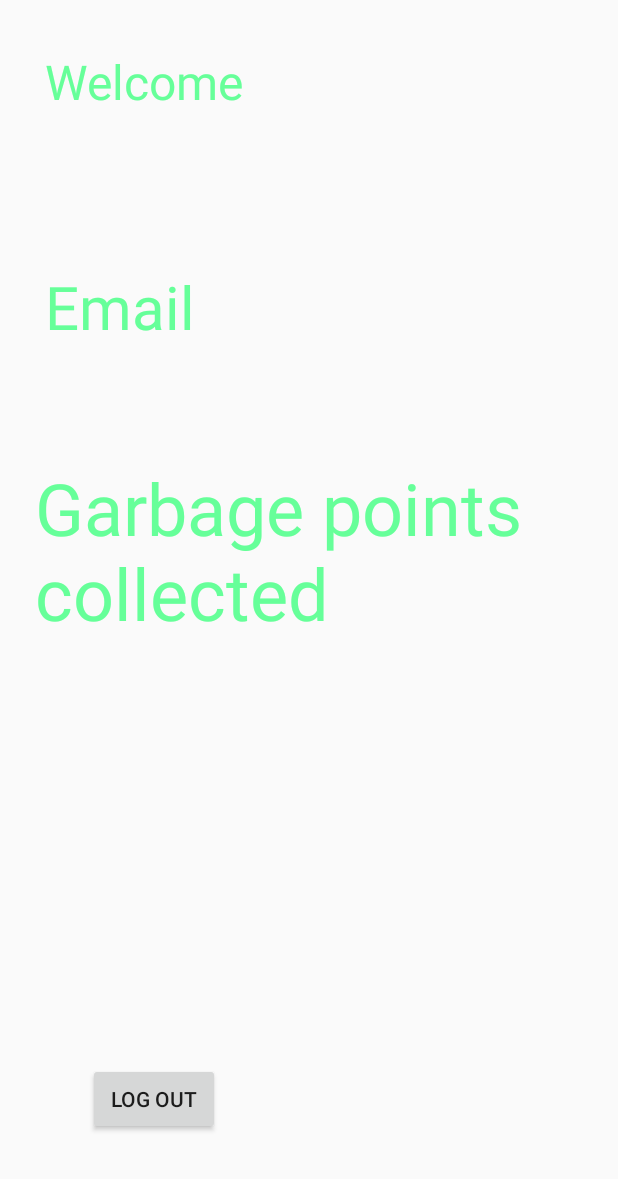
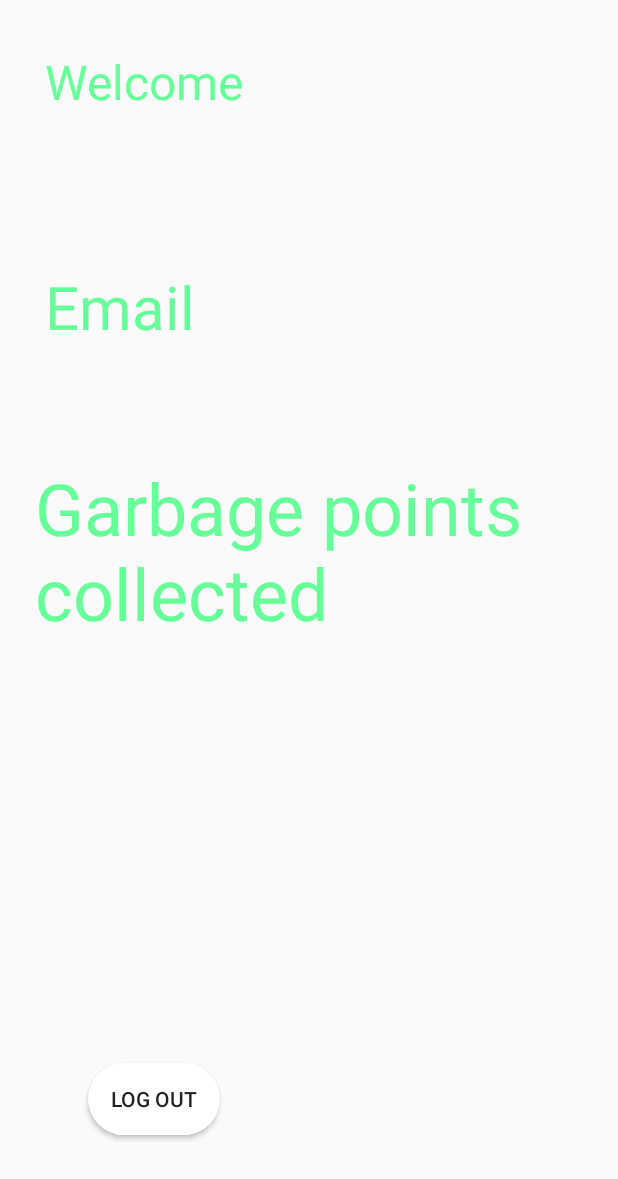
Before and after one commit to HiMyNameIsGarch/smart-recycle, an Android app: the AfterLoginMenu screen opened directly, with no data from a screen before it, on a phone screen of 412 x 824 dp. Shown: the top 1179 px of the screen. Run offline under Robolectric (Android 15) with nearby library versions, the phone set to English and light mode, and no system bars; our stand-ins replace Firebase (no records; nobody signed in at launch, a user with empty details on screens opened directly); Roboto replaces fonts that are not available here.

Commit message:
Quick Fix

```diff
--- a/app/src/main/res/layout/activity_after_login_menu.xml
+++ b/app/src/main/res/layout/activity_after_login_menu.xml
@@ -62,6 +62,8 @@
         app:layout_constraintHorizontal_bias="0.182"
         app:layout_constraintStart_toStartOf="parent"
         app:layout_constraintTop_toTopOf="parent"
-        app:layout_constraintVertical_bias="0.913" />
+        app:layout_constraintVertical_bias="0.913"
+        android:background="@drawable/buttons2"
+        />
 
 </androidx.constraintlayout.widget.ConstraintLayout>
```
